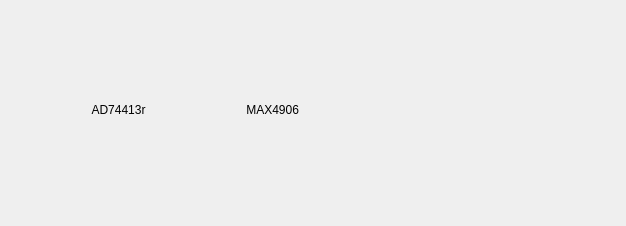
Old version of the form plugins/swiot/ui/swiotconfig.ui in the repository analogdevicesinc/scopy.
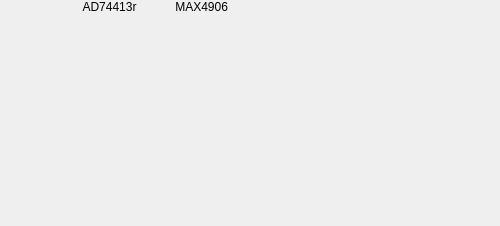
New version of the form.

```diff
--- a/plugins/swiot/ui/swiotconfig.ui
+++ b/plugins/swiot/ui/swiotconfig.ui
@@ -6,22 +6,32 @@
    <rect>
     <x>0</x>
     <y>0</y>
-    <width>626</width>
+    <width>500</width>
     <height>226</height>
    </rect>
   </property>
+  <property name="sizePolicy">
+   <sizepolicy hsizetype="Fixed" vsizetype="Fixed">
+    <horstretch>0</horstretch>
+    <verstretch>0</verstretch>
+   </sizepolicy>
+  </property>
+  <property name="minimumSize">
+   <size>
+    <width>100</width>
+    <height>100</height>
+   </size>
+  </property>
+  <property name="maximumSize">
+   <size>
+    <width>500</width>
+    <height>500</height>
+   </size>
+  </property>
   <property name="windowTitle">
    <string>Form</string>
   </property>
   <widget class="QWidget" name="">
-   <property name="geometry">
-    <rect>
-     <x>9</x>
-     <y>9</y>
-     <width>611</width>
-     <height>201</height>
-    </rect>
-   </property>
    <layout class="QGridLayout" name="gridLayout" rowstretch="1,5">
     <item row="1" column="0">
      <layout class="QVBoxLayout" name="verticalLayout">
```
